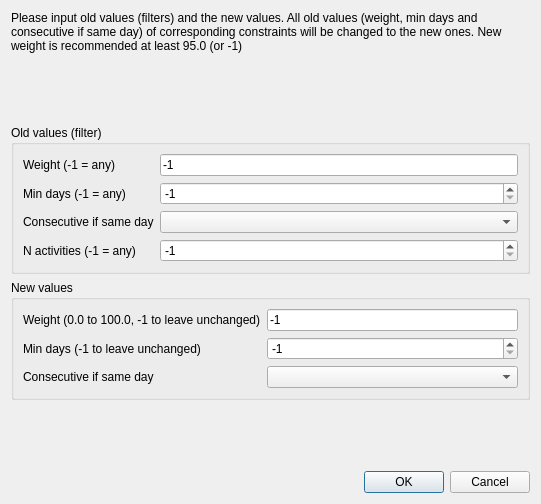
The window that fet/src/interface/changemindaysselectivelyform_template.ui (vonmecheln/fet) describes before a commit, drawn with Qt 5.
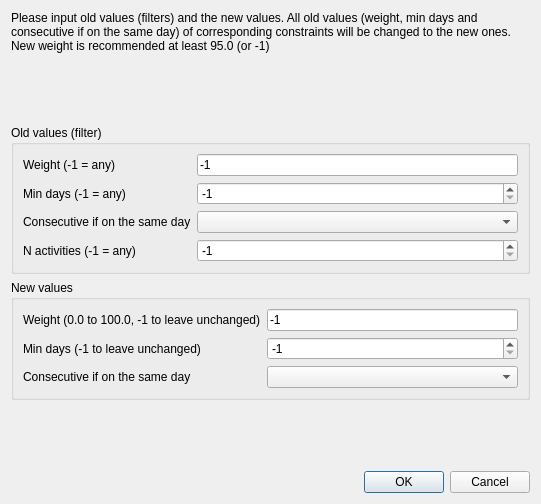
The same window after the commit.

Diff of the .ui file:
```diff
--- a/fet/src/interface/changemindaysselectivelyform_template.ui
+++ b/fet/src/interface/changemindaysselectivelyform_template.ui
@@ -23,7 +23,7 @@
       </sizepolicy>
      </property>
      <property name="text">
-      <string>Please input old values (filters) and the new values. All old values (weight, min days and consecutive if same day) of corresponding constraints will be changed to the new ones. New weight is recommended at least 95.0 (or -1)</string>
+      <string>Please input old values (filters) and the new values. All old values (weight, min days and consecutive if on the same day) of corresponding constraints will be changed to the new ones. New weight is recommended at least 95.0 (or -1)</string>
      </property>
      <property name="wordWrap">
       <bool>true</bool>
@@ -83,7 +83,7 @@
       <item row="2" column="0">
        <widget class="QLabel" name="label_3">
         <property name="text">
-         <string>Consecutive if same day</string>
+         <string>Consecutive if on the same day</string>
         </property>
        </widget>
       </item>
@@ -150,7 +150,7 @@
       <item row="2" column="0">
        <widget class="QLabel" name="label_8">
         <property name="text">
-         <string>Consecutive if same day</string>
+         <string>Consecutive if on the same day</string>
         </property>
        </widget>
       </item>
```
